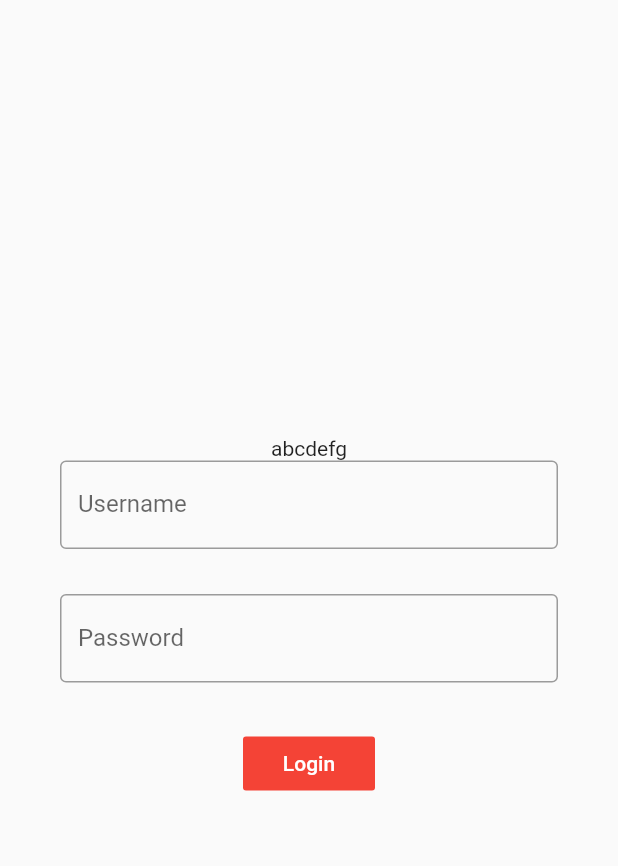
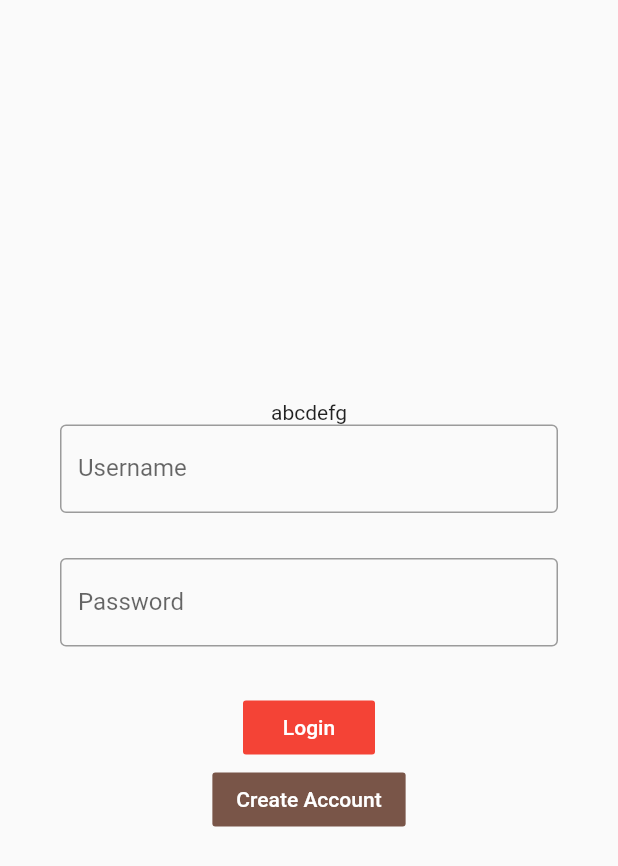
Before and after one commit to Isaac-Tong/open-inventory-management-mobile-flutter, a Flutter app: the screen it shows after launch, on a phone screen of 412 x 824 dp. Shown: the top 866 px of the screen. Run offline on Flutter 3.47's test engine with Material 2 defaults, Android fonts, the phone set to English and light mode, and no system bars.

Commit message:
Create user UI screen implemented.

```diff
--- a/lib/Login_Screen/login_screen.dart
+++ b/lib/Login_Screen/login_screen.dart
@@ -1,4 +1,5 @@
 import 'package:flutter/material.dart';
+import 'create_account.dart';
 
 class LoginScreen extends StatefulWidget {
   @override
@@ -6,8 +7,8 @@ class LoginScreen extends StatefulWidget {
 }
 
 class _LoginScreenState extends State<LoginScreen> {
-  String username = 'a';
-  String password = 'b';
+  String username;
+  String password;
   String testText = 'abcdefg';
   @override
   Widget build(BuildContext context) {
@@ -24,9 +25,8 @@ class _LoginScreenState extends State<LoginScreen> {
                 ),
                 TextField(
                   onChanged: (String value){
-                    username = value;
                     setState(() {
-                      testText = username;
+                      username = value;
                     });
                   },
                   decoration: InputDecoration(
@@ -38,6 +38,11 @@ class _LoginScreenState extends State<LoginScreen> {
                   height: 30
                 ),
                 TextField(
+                  onChanged: (String value){
+                    setState(() {
+                      password = value;
+                    });
+                  },
                   obscureText: true,
                   decoration: InputDecoration(
                       border: OutlineInputBorder(),
@@ -56,6 +61,16 @@ class _LoginScreenState extends State<LoginScreen> {
                     'Login'
                   ),
                 ),
+                FlatButton(
+                  color: Colors.brown,
+                  textColor: Colors.white,
+                  onPressed: (){
+                    Navigator.push(context, MaterialPageRoute(builder: (context) => CreateAccount()));
+                  },
+                  child: Text(
+                      'Create Account'
+                  ),
+                ),
               ],
             ),
           ),
```
Also changed, not shown: lib/Login_Screen/create_account.dart (added, +63 -0 lines), lib/Networking/authentication.dart (added, +13 -0 lines).
